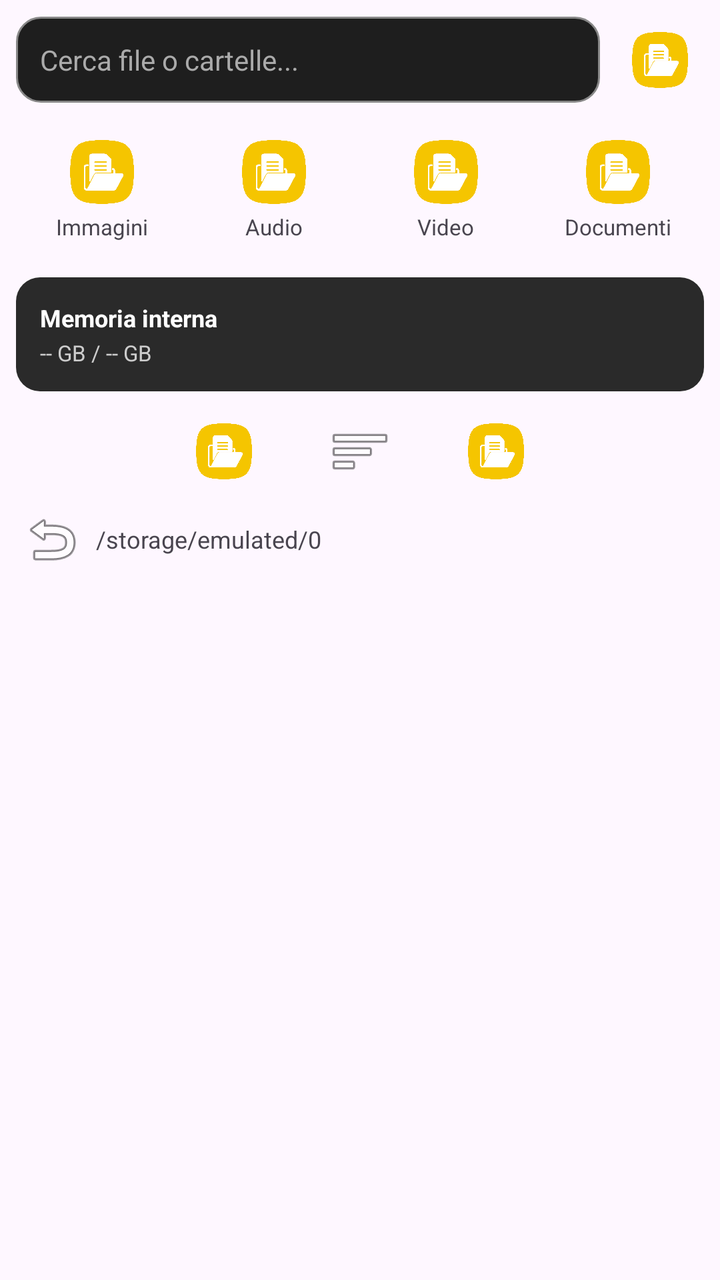
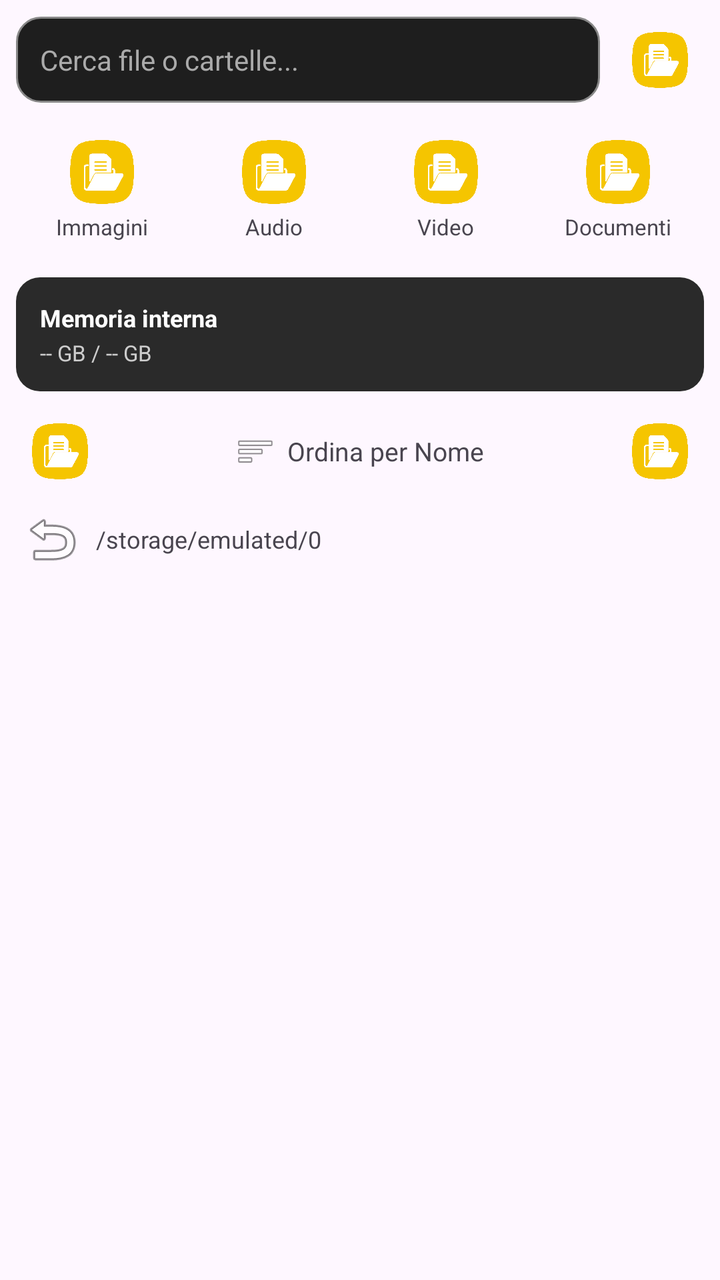

An Android layout rendered at two revisions. The XML below is the earlier revision; the diff shows what the commit changed to produce the second picture.
<!-- AndroidManifest.xml: application theme AppTheme -->
<!-- res/layout/activity_main.xml -->
<?xml version="1.0" encoding="utf-8"?>
<LinearLayout xmlns:android="http://schemas.android.com/apk/res/android"
    android:layout_width="match_parent"
    android:layout_height="match_parent"
    android:orientation="vertical"
    android:fitsSystemWindows="true">

    
    <LinearLayout
        android:layout_width="match_parent"
        android:layout_height="wrap_content"
        android:orientation="horizontal"
        android:padding="8dp"
        android:gravity="center_vertical">

        <EditText
            android:id="@+id/editSearch"
            android:layout_width="0dp"
            android:layout_height="wrap_content"
            android:layout_weight="1"
            android:hint="Cerca file o cartelle..."
            android:padding="12dp"
            android:textSize="14sp"
            android:textColor="#FFFFFF"
            android:textColorHint="#AAAAAA"
            android:background="@drawable/search_background"
            android:maxLines="1"
            android:inputType="text" />

        <ImageButton
            android:id="@+id/btnSettings"
            android:layout_width="44dp"
            android:layout_height="44dp"
            android:layout_marginStart="8dp"
            android:src="@drawable/settings"
            android:background="?attr/selectableItemBackgroundBorderless"
            android:scaleType="fitCenter"
            android:padding="8dp"
            android:contentDescription="Impostazioni" />
    </LinearLayout>

    
    <LinearLayout
        android:layout_width="match_parent"
        android:layout_height="wrap_content"
        android:orientation="horizontal"
        android:paddingStart="8dp"
        android:paddingEnd="8dp"
        android:paddingBottom="8dp">

        <LinearLayout
            android:id="@+id/catImages"
            android:layout_width="0dp"
            android:layout_height="wrap_content"
            android:layout_weight="1"
            android:orientation="vertical"
            android:gravity="center"
            android:padding="10dp"
            android:background="?attr/selectableItemBackground">

            <ImageView
                android:layout_width="32dp"
                android:layout_height="32dp"
                android:src="@drawable/images"
                android:contentDescription="" />

            <TextView
                android:layout_width="wrap_content"
                android:layout_height="wrap_content"
                android:text="Immagini"
                android:textSize="11sp"
                android:paddingTop="4dp" />
        </LinearLayout>

        <LinearLayout
            android:id="@+id/catAudio"
            android:layout_width="0dp"
            android:layout_height="wrap_content"
            android:layout_weight="1"
            android:orientation="vertical"
            android:gravity="center"
            android:padding="10dp"
            android:background="?attr/selectableItemBackground">

            <ImageView
                android:layout_width="32dp"
                android:layout_height="32dp"
                android:src="@drawable/audio"
                android:contentDescription="" />

            <TextView
                android:layout_width="wrap_content"
                android:layout_height="wrap_content"
                android:text="Audio"
                android:textSize="11sp"
                android:paddingTop="4dp" />
        </LinearLayout>

        <LinearLayout
            android:id="@+id/catVideo"
            android:layout_width="0dp"
            android:layout_height="wrap_content"
            android:layout_weight="1"
            android:orientation="vertical"
            android:gravity="center"
            android:padding="10dp"
            android:background="?attr/selectableItemBackground">

            <ImageView
                android:layout_width="32dp"
                android:layout_height="32dp"
                android:src="@drawable/video"
                android:contentDescription="" />

            <TextView
                android:layout_width="wrap_content"
                android:layout_height="wrap_content"
                android:text="Video"
                android:textSize="11sp"
                android:paddingTop="4dp" />
        </LinearLayout>

        <LinearLayout
            android:id="@+id/catDocs"
            android:layout_width="0dp"
            android:layout_height="wrap_content"
            android:layout_weight="1"
            android:orientation="vertical"
            android:gravity="center"
            android:padding="10dp"
            android:background="?attr/selectableItemBackground">

            <ImageView
                android:layout_width="32dp"
                android:layout_height="32dp"
                android:src="@drawable/documents"
                android:contentDescription="" />

            <TextView
                android:layout_width="wrap_content"
                android:layout_height="wrap_content"
                android:text="Documenti"
                android:textSize="11sp"
                android:paddingTop="4dp" />
        </LinearLayout>
    </LinearLayout>

    
    <LinearLayout
        android:id="@+id/storageRow"
        android:layout_width="match_parent"
        android:layout_height="wrap_content"
        android:orientation="horizontal"
        android:paddingStart="8dp"
        android:paddingEnd="8dp"
        android:paddingBottom="8dp">

        <LinearLayout
            android:id="@+id/storageCard"
            android:layout_width="0dp"
            android:layout_height="wrap_content"
            android:layout_weight="1"
            android:orientation="vertical"
            android:padding="12dp"
            android:background="@drawable/storage_background"
            android:clickable="true"
            android:focusable="true">

            <TextView
                android:layout_width="wrap_content"
                android:layout_height="wrap_content"
                android:text="Memoria interna"
                android:textSize="12sp"
                android:textStyle="bold"
                android:textColor="#FFFFFF" />

            <TextView
                android:id="@+id/txtInternalInfo"
                android:layout_width="wrap_content"
                android:layout_height="wrap_content"
                android:text="-- GB / -- GB"
                android:textSize="11sp"
                android:textColor="#CCCCCC"
                android:paddingTop="2dp" />
        </LinearLayout>
    </LinearLayout>

    
    <LinearLayout
        android:layout_width="match_parent"
        android:layout_height="wrap_content"
        android:orientation="horizontal"
        android:paddingStart="8dp"
        android:paddingEnd="8dp"
        android:paddingBottom="4dp"
        android:gravity="center">

        <ImageButton
            android:id="@+id/btnAddFolder"
            android:layout_width="44dp"
            android:layout_height="44dp"
            android:src="@drawable/folder_add"
            android:background="?attr/selectableItemBackgroundBorderless"
            android:scaleType="fitCenter"
            android:padding="8dp"
            android:contentDescription="Nuova cartella" />

        <ImageButton
            android:id="@+id/btnSort"
            android:layout_width="44dp"
            android:layout_height="44dp"
            android:layout_marginStart="24dp"
            android:layout_marginEnd="24dp"
            android:src="@android:drawable/ic_menu_sort_by_size"
            android:background="?attr/selectableItemBackgroundBorderless"
            android:contentDescription="Ordina" />

        <ImageButton
            android:id="@+id/btnViewToggle"
            android:layout_width="44dp"
            android:layout_height="44dp"
            android:src="@drawable/list"
            android:background="?attr/selectableItemBackgroundBorderless"
            android:scaleType="fitCenter"
            android:padding="8dp"
            android:contentDescription="Vista" />
    </LinearLayout>

    
    <LinearLayout
        android:layout_width="match_parent"
        android:layout_height="wrap_content"
        android:orientation="horizontal"
        android:paddingStart="8dp"
        android:paddingEnd="8dp"
        android:paddingBottom="4dp"
        android:gravity="center_vertical">

        <ImageButton
            android:id="@+id/btnBack"
            android:layout_width="36dp"
            android:layout_height="36dp"
            android:src="@android:drawable/ic_menu_revert"
            android:background="?attr/selectableItemBackgroundBorderless"
            android:contentDescription="Indietro" />

        <TextView
            android:id="@+id/txtPath"
            android:layout_width="0dp"
            android:layout_height="wrap_content"
            android:layout_weight="1"
            android:paddingStart="4dp"
            android:text="/storage/emulated/0"
            android:textSize="12sp"
            android:maxLines="1"
            android:ellipsize="start" />
    </LinearLayout>

    
    <androidx.recyclerview.widget.RecyclerView
        android:id="@+id/recyclerFiles"
        android:layout_width="match_parent"
        android:layout_height="0dp"
        android:layout_weight="1"
        android:padding="4dp"
        android:clipToPadding="false" />

</LinearLayout>
<!-- resources referenced by this layout -->
<resources>
  <!-- drawable audio: png bitmap (drawable, 42915 bytes) -->
  <!-- drawable documents: png bitmap (drawable, 42915 bytes) -->
  <!-- drawable folder_add: png bitmap (drawable, 42915 bytes) -->
  <!-- drawable images: png bitmap (drawable, 42915 bytes) -->
  <!-- drawable list: png bitmap (drawable, 42915 bytes) -->
  <!-- drawable search_background (drawable) -->
  <?xml version="1.0" encoding="utf-8"?>
  <shape xmlns:android="http://schemas.android.com/apk/res/android"
      android:shape="rectangle">
      <solid android:color="#1E1E1E" />
      <corners android:radius="12dp" />
      <stroke
          android:width="1dp"
          android:color="#888888" />
  </shape>
  <!-- drawable settings: png bitmap (drawable, 42915 bytes) -->
  <!-- drawable storage_background (drawable) -->
  <?xml version="1.0" encoding="utf-8"?>
  <shape xmlns:android="http://schemas.android.com/apk/res/android"
      android:shape="rectangle">
      <solid android:color="#2A2A2A" />
      <corners android:radius="12dp" />
  </shape>
  <!-- drawable video: png bitmap (drawable, 42915 bytes) -->
  <style name="AppTheme" parent="Theme.Material3.DayNight.NoActionBar">
          <item name="android:statusBarColor">#000000</item>
          <item name="android:navigationBarColor">#000000</item>
          <item name="android:windowLightStatusBar">false</item>
          <item name="android:windowLightNavigationBar" tools:targetApi="o_mr1">false</item>
      </style>
</resources>

<!-- the commit's change to res/layout/activity_main.xml (unified diff, before → after) -->
@@ -193,7 +193,7 @@
         android:paddingStart="8dp"
         android:paddingEnd="8dp"
         android:paddingBottom="4dp"
-        android:gravity="center">
+        android:gravity="center_vertical">
 
         <ImageButton
             android:id="@+id/btnAddFolder"
@@ -205,15 +205,32 @@
             android:padding="8dp"
             android:contentDescription="Nuova cartella" />
 
-        <ImageButton
+        <LinearLayout
             android:id="@+id/btnSort"
-            android:layout_width="44dp"
-            android:layout_height="44dp"
-            android:layout_marginStart="24dp"
-            android:layout_marginEnd="24dp"
-            android:src="@android:drawable/ic_menu_sort_by_size"
-            android:background="?attr/selectableItemBackgroundBorderless"
-            android:contentDescription="Ordina" />
+            android:layout_width="0dp"
+            android:layout_height="wrap_content"
+            android:layout_weight="1"
+            android:orientation="horizontal"
+            android:gravity="center"
+            android:clickable="true"
+            android:focusable="true"
+            android:background="?attr/selectableItemBackground"
+            android:padding="8dp">
+
+            <ImageView
+                android:layout_width="20dp"
+                android:layout_height="20dp"
+                android:src="@android:drawable/ic_menu_sort_by_size"
+                android:contentDescription="" />
+
+            <TextView
+                android:id="@+id/txtSort"
+                android:layout_width="wrap_content"
+                android:layout_height="wrap_content"
+                android:text="Ordina per Nome"
+                android:textSize="13sp"
+                android:paddingStart="6dp" />
+        </LinearLayout>
 
         <ImageButton
             android:id="@+id/btnViewToggle"
